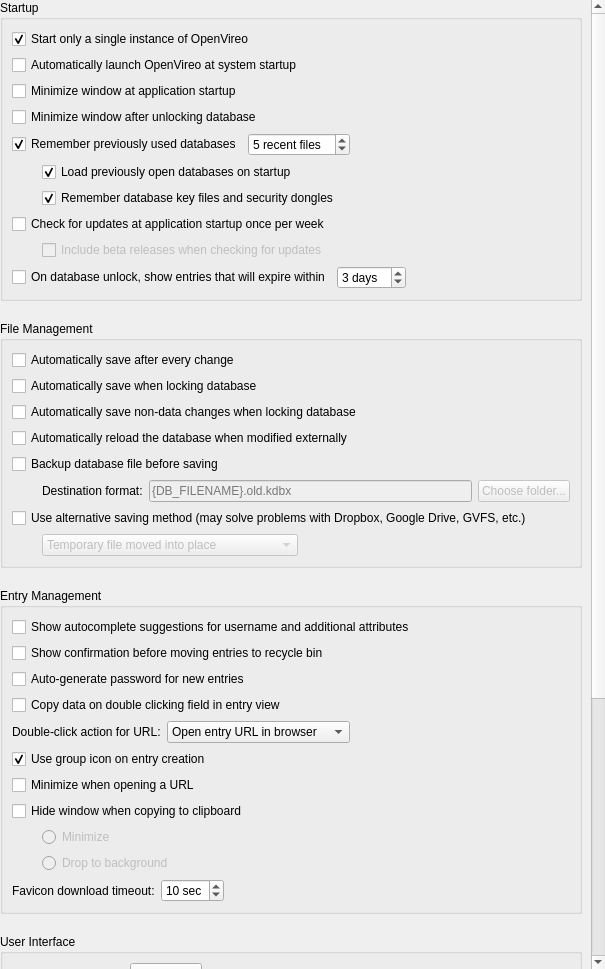
Qt form src/gui/ApplicationSettingsWidgetGeneral.ui (OpenVireo/openvireo) before a commit.
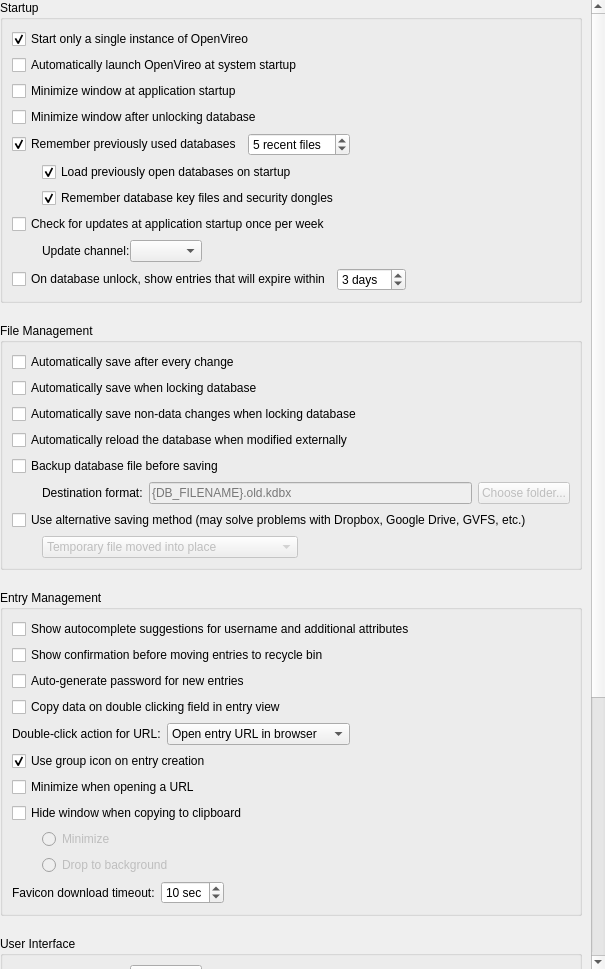
The same form after that commit. Custom widgets are drawn as their Qt base class.

Commit message: Sign release and nightly packages and add automatic updates

Diff of the .ui file:
```diff
--- a/src/gui/ApplicationSettingsWidgetGeneral.ui
+++ b/src/gui/ApplicationSettingsWidgetGeneral.ui
@@ -246,15 +246,38 @@
                  </spacer>
                 </item>
                 <item>
-                 <widget class="VaultCheckBox" name="checkForUpdatesIncludeBetasCheckBox">
-                  <property name="enabled">
-                   <bool>false</bool>
-                  </property>
+                 <widget class="QLabel" name="updateChannelLabel">
                   <property name="text">
-                   <string>Include beta releases when checking for updates</string>
+                   <string>Update channel:</string>
                   </property>
                  </widget>
                 </item>
+                <item>
+                 <widget class="VaultComboBox" name="updateChannelComboBox">
+                  <property name="focusPolicy">
+                   <enum>Qt::FocusPolicy::StrongFocus</enum>
+                  </property>
+                  <property name="accessibleName">
+                   <string>Update channel</string>
+                  </property>
+                  <property name="sizeAdjustPolicy">
+                   <enum>QComboBox::SizeAdjustPolicy::AdjustToContents</enum>
+                  </property>
+                 </widget>
+                </item>
+                <item>
+                 <spacer name="updateChannelSpacer">
+                  <property name="orientation">
+                   <enum>Qt::Orientation::Horizontal</enum>
+                  </property>
+                  <property name="sizeHint" stdset="0">
+                   <size>
+                    <width>40</width>
+                    <height>20</height>
+                   </size>
+                  </property>
+                 </spacer>
+                </item>
                </layout>
               </item>
               <item>
```
Left out of the diff: 5 changed lines with no effect on the pictures. The commit also changes 26 other files.
